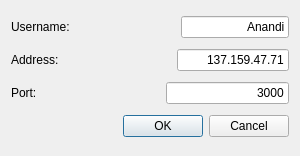
Qt form connecttodocument.ui (obiwankennedy/cahootseditor) before a commit.
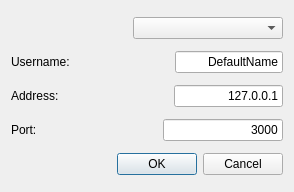
The same form after that commit.

Commit message: Added a previous docs combo box to the connect to document dialog

Diff of the .ui file:
```diff
--- a/connecttodocument.ui
+++ b/connecttodocument.ui
@@ -6,15 +6,42 @@
    <rect>
     <x>0</x>
     <y>0</y>
-    <width>300</width>
-    <height>156</height>
+    <width>294</width>
+    <height>192</height>
    </rect>
   </property>
   <property name="windowTitle">
    <string>Dialog</string>
   </property>
-  <layout class="QVBoxLayout" name="verticalLayout">
-   <item>
+  <layout class="QGridLayout" name="gridLayout">
+   <item row="0" column="0">
+    <layout class="QHBoxLayout" name="horizontalLayout_4">
+     <item>
+      <spacer name="horizontalSpacer_4">
+       <property name="orientation">
+        <enum>Qt::Horizontal</enum>
+       </property>
+       <property name="sizeHint" stdset="0">
+        <size>
+         <width>40</width>
+         <height>20</height>
+        </size>
+       </property>
+      </spacer>
+     </item>
+     <item>
+      <widget class="QComboBox" name="previousDocsComboBox">
+       <property name="minimumSize">
+        <size>
+         <width>150</width>
+         <height>0</height>
+        </size>
+       </property>
+      </widget>
+     </item>
+    </layout>
+   </item>
+   <item row="1" column="0">
     <layout class="QHBoxLayout" name="horizontalLayout_3">
      <item>
       <widget class="QLabel" name="label_3">
@@ -39,7 +66,7 @@
      <item>
       <widget class="QLineEdit" name="usernameLineEdit">
        <property name="text">
-        <string>Anandi</string>
+        <string>DefaultName</string>
        </property>
        <property name="alignment">
         <set>Qt::AlignRight|Qt::AlignTrailing|Qt::AlignVCenter</set>
@@ -48,7 +75,7 @@
      </item>
     </layout>
    </item>
-   <item>
+   <item row="2" column="0">
     <layout class="QHBoxLayout" name="horizontalLayout_2">
      <item>
       <widget class="QLabel" name="label">
@@ -76,7 +103,7 @@
         <set>Qt::ImhNone</set>
        </property>
        <property name="text">
-        <string>137.159.47.71</string>
+        <string>127.0.0.1</string>
        </property>
        <property name="alignment">
         <set>Qt::AlignRight|Qt::AlignTrailing|Qt::AlignVCenter</set>
@@ -85,7 +112,7 @@
      </item>
     </layout>
    </item>
-   <item>
+   <item row="3" column="0">
     <layout class="QHBoxLayout" name="horizontalLayout">
      <item>
       <widget class="QLabel" name="label_2">
@@ -119,7 +146,7 @@
      </item>
     </layout>
    </item>
-   <item>
+   <item row="4" column="0">
     <widget class="QDialogButtonBox" name="buttonBox">
      <property name="orientation">
       <enum>Qt::Horizontal</enum>
```
